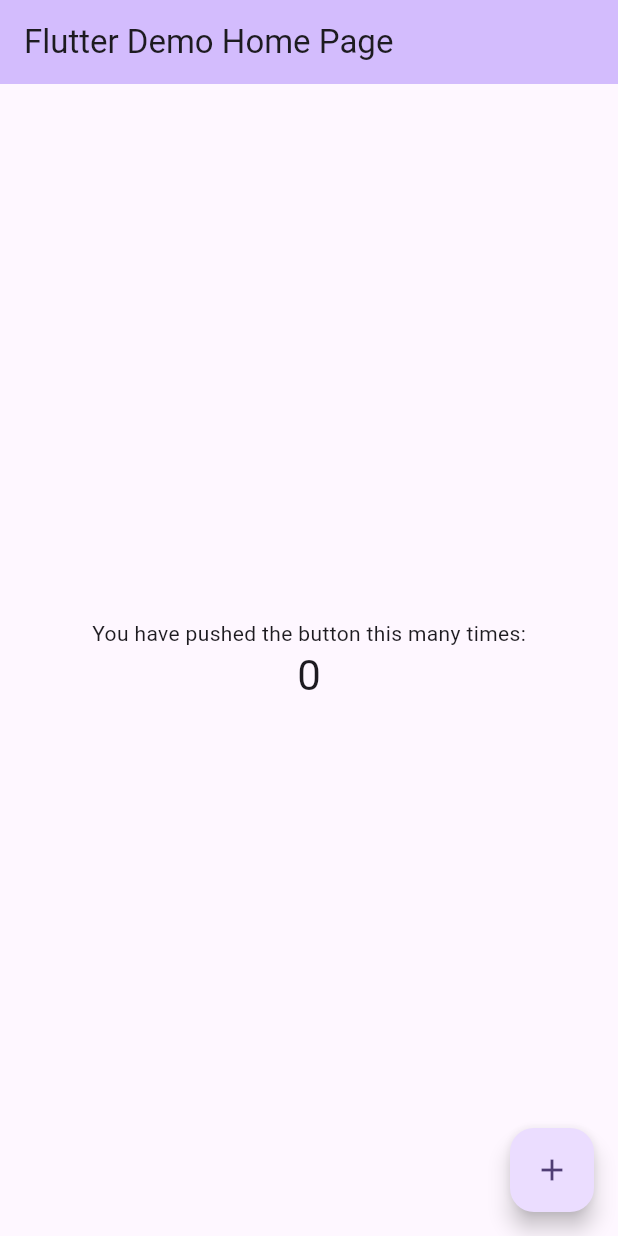
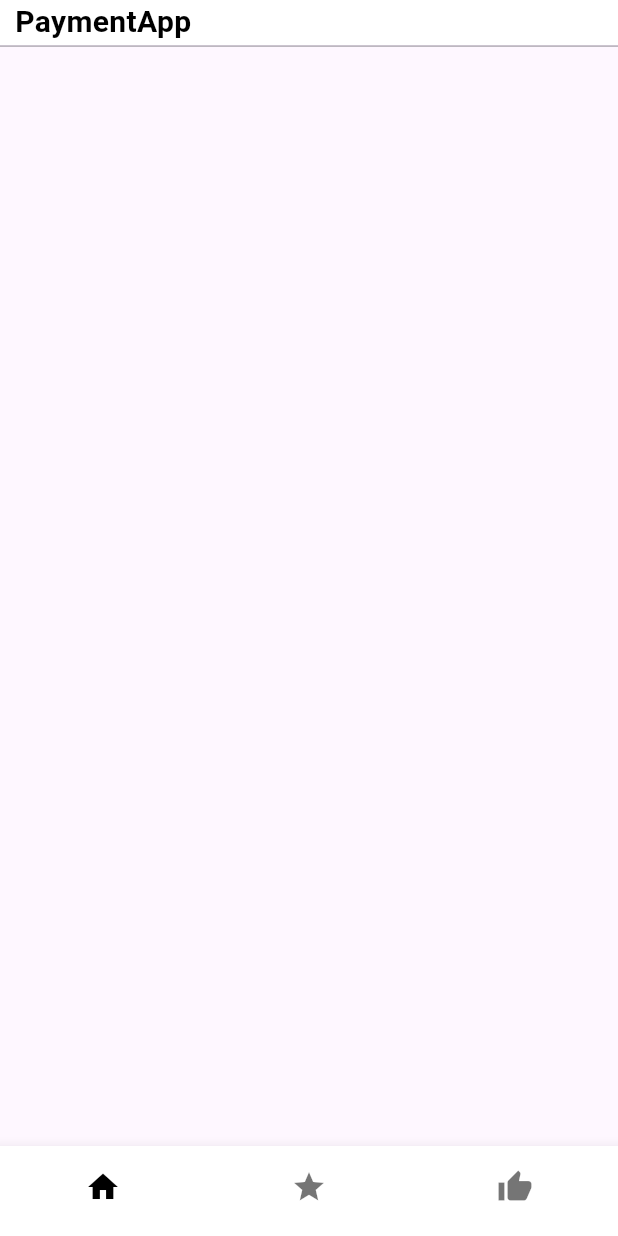
Before and after one commit to IIVRIICOLKM/Geon_CheckPaymentDetails, a Flutter app: the screen it shows after launch, on a phone screen of 412 x 824 dp. Run offline on Flutter 3.47's test engine with Material 3 defaults, Android fonts, the light colour scheme and no system bars.

Commit message:
Feat - Structed App, NavBar

```diff
--- /dev/null
+++ b/CheckPaymentDetails_FE/lib/Views/HomeView.dart
@@ -0,0 +1,24 @@
+import 'package:flutter/material.dart';
+import 'package:payment_app/Widgets/appFrame.dart';
+
+class HomeView extends StatelessWidget{
+  HomeView(){}
+
+  Widget build(BuildContext context){
+    double screenWidth = MediaQuery.of(context).size.width;
+    double screenHeight = MediaQuery.of(context).size.height;
+
+    return Scaffold(
+        body: Center(
+            child: Column(
+                mainAxisAlignment: MainAxisAlignment.start,
+                children: <Widget>[
+                  mainAppBar(name: appName),
+                ]
+            )
+        ),
+        bottomNavigationBar: mainBottomBar()
+    );
+
+  }
+}
--- /dev/null
+++ b/CheckPaymentDetails_FE/lib/Widgets/appFrame.dart
@@ -0,0 +1,74 @@
+import 'package:flutter/material.dart';
+
+final String appName = 'PaymentApp';
+
+class mainAppBar extends StatelessWidget{
+  const mainAppBar({super.key, name});
+
+  @override
+  Widget build(BuildContext context) {
+    double screenWidth = MediaQuery.of(context).size.width;
+    double screenHeight = MediaQuery.of(context).size.height;
+
+    return Container(
+        height: 56,
+        child: Scaffold(
+          appBar : AppBar(backgroundColor: Colors.white, toolbarHeight: 0),
+          body:
+            Center(
+              child: Column(
+                mainAxisAlignment: MainAxisAlignment.start,
+                children: <Widget>[
+                  Container(
+                    height : 30,
+                    color: Colors.white,
+                    child: Row(
+                      mainAxisAlignment: MainAxisAlignment.start,
+                      children: <Widget>[
+                        SizedBox(width: 10),
+                        Text(appName, style: const TextStyle(fontSize: 20, color: Colors.black, fontWeight: FontWeight.bold)),
+                      ],
+                    ),
+                  ),
+                  Container(
+                      color: Colors.grey[700],
+                      child: Divider(height: 1)
+                  ),
+                ]
+              )
+            )
+        )
+    );
+  }
+}
+
+class mainBottomBar extends StatelessWidget{
+  const mainBottomBar({super.key});
+
+  void onItemTapped(int index){}
+
+  @override
+  Widget build(BuildContext context) {
+    double screenWidth = MediaQuery.of(context).size.width;
+
+    return SafeArea(
+        child: Container(
+            height: 60,
+            width: screenWidth,
+            child: BottomNavigationBar(
+              onTap: onItemTapped,
+              showSelectedLabels: false,
+              showUnselectedLabels: false,
+              type: BottomNavigationBarType.fixed,
+              backgroundColor: Colors.white,
+              selectedItemColor: Colors.black,
+              items: const [
+                BottomNavigationBarItem(icon: Icon(Icons.home), label:'home'),
+                BottomNavigationBarItem(icon: Icon(Icons.star), label:'star'),
+                BottomNavigationBarItem(icon: Icon(Icons.thumb_up), label:'thumb_up')
+              ],
+            )
+        )
+    );
+  }
+}
--- a/CheckPaymentDetails_FE/lib/main.dart
+++ b/CheckPaymentDetails_FE/lib/main.dart
@@ -1,6 +1,8 @@
 import 'package:flutter/material.dart';
+import 'package:payment_app/Widgets/appFrame.dart';
+import 'Views/HomeView.dart';
 
-void main() {
+void main() async {
   runApp(const MyApp());
 }
 
@@ -11,112 +13,11 @@ class MyApp extends StatelessWidget {
   @override
   Widget build(BuildContext context) {
     return MaterialApp(
-      title: 'Flutter Demo',
+      title: appName,
       theme: ThemeData(
-        // This is the theme of your application.
-        //
-        // TRY THIS: Try running your application with "flutter run". You'll see
-        // the application has a purple toolbar. Then, without quitting the app,
-        // try changing the seedColor in the colorScheme below to Colors.green
-        // and then invoke "hot reload" (save your changes or press the "hot
-        // reload" button in a Flutter-supported IDE, or press "r" if you used
-        // the command line to start the app).
-        //
-        // Notice that the counter didn't reset back to zero; the application
-        // state is not lost during the reload. To reset the state, use hot
-        // restart instead.
-        //
-        // This works for code too, not just values: Most code changes can be
-        // tested with just a hot reload.
         colorScheme: ColorScheme.fromSeed(seedColor: Colors.deepPurple),
       ),
-      home: const MyHomePage(title: 'Flutter Demo Home Page'),
+      home: HomeView()
     );
   }
 }
-
-class MyHomePage extends StatefulWidget {
-  const MyHomePage({super.key, required this.title});
-
-  // This widget is the home page of your application. It is stateful, meaning
-  // that it has a State object (defined below) that contains fields that affect
-  // how it looks.
-
-  // This class is the configuration for the state. It holds the values (in this
-  // case the title) provided by the parent (in this case the App widget) and
-  // used by the build method of the State. Fields in a Widget subclass are
-  // always marked "final".
-
-  final String title;
-
-  @override
-  State<MyHomePage> createState() => _MyHomePageState();
-}
-
-class _MyHomePageState extends State<MyHomePage> {
-  int _counter = 0;
-
-  void _incrementCounter() {
-    setState(() {
-      // This call to setState tells the Flutter framework that something has
-      // changed in this State, which causes it to rerun the build method below
-      // so that the display can reflect the updated values. If we changed
-      // _counter without calling setState(), then the build method would not be
-      // called again, and so nothing would appear to happen.
-      _counter++;
-    });
-  }
-
-  @override
-  Widget build(BuildContext context) {
-    // This method is rerun every time setState is called, for instance as done
-    // by the _incrementCounter method above.
-    //
-    // The Flutter framework has been optimized to make rerunning build methods
-    // fast, so that you can just rebuild anything that needs updating rather
-    // than having to individually change instances of widgets.
-    return Scaffold(
-      appBar: AppBar(
-        // TRY THIS: Try changing the color here to a specific color (to
-        // Colors.amber, perhaps?) and trigger a hot reload to see the AppBar
-        // change color while the other colors stay the same.
-        backgroundColor: Theme.of(context).colorScheme.inversePrimary,
-        // Here we take the value from the MyHomePage object that was created by
-        // the App.build method, and use it to set our appbar title.
-        title: Text(widget.title),
-      ),
-      body: Center(
-        // Center is a layout widget. It takes a single child and positions it
-        // in the middle of the parent.
-        child: Column(
-          // Column is also a layout widget. It takes a list of children and
-          // arranges them vertically. By default, it sizes itself to fit its
-          // children horizontally, and tries to be as tall as its parent.
-          //
-          // Column has various properties to control how it sizes itself and
-          // how it positions its children. Here we use mainAxisAlignment to
-          // center the children vertically; the main axis here is the vertical
-          // axis because Columns are vertical (the cross axis would be
-          // horizontal).
-          //
-          // TRY THIS: Invoke "debug painting" (choose the "Toggle Debug Paint"
-          // action in the IDE, or press "p" in the console), to see the
-          // wireframe for each widget.
-          mainAxisAlignment: MainAxisAlignment.center,
-          children: <Widget>[
-            const Text('You have pushed the button this many times:'),
-            Text(
-              '$_counter',
-              style: Theme.of(context).textTheme.headlineMedium,
-            ),
-          ],
-        ),
-      ),
-      floatingActionButton: FloatingActionButton(
-        onPressed: _incrementCounter,
-        tooltip: 'Increment',
-        child: const Icon(Icons.add),
-      ), // This trailing comma makes auto-formatting nicer for build methods.
-    );
-  }
-}
```
Also changed, not shown: CheckPaymentDetails_FE/pubspec.yaml (+8 -0 lines), CheckPaymentDetails_FE/pubspec.lock.
